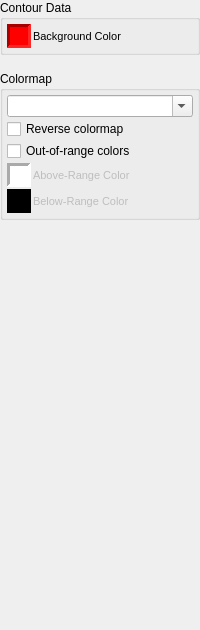
Before: the Qt Designer form src/zoo/ui/controlpane_visuals.ui in CMSM-VCU/zoo, drawn with Qt 5.
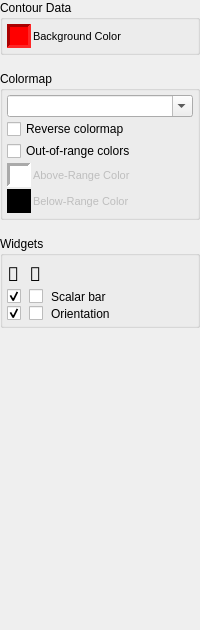
After: the same form once the commit is applied.

Commit message: Add show/hide toggle for widgets

What changed in the file:
```diff
--- a/src/zoo/ui/controlpane_visuals.ui
+++ b/src/zoo/ui/controlpane_visuals.ui
@@ -263,6 +263,148 @@
        </layout>
       </widget>
      </item>
+     <item>
+      <spacer name="verticalSpacer_8">
+       <property name="orientation">
+        <enum>Qt::Vertical</enum>
+       </property>
+       <property name="sizeType">
+        <enum>QSizePolicy::Maximum</enum>
+       </property>
+       <property name="sizeHint" stdset="0">
+        <size>
+         <width>20</width>
+         <height>10</height>
+        </size>
+       </property>
+      </spacer>
+     </item>
+     <item>
+      <widget class="QGroupBox" name="widgetsGroup">
+       <property name="enabled">
+        <bool>true</bool>
+       </property>
+       <property name="title">
+        <string>Widgets</string>
+       </property>
+       <layout class="QVBoxLayout" name="verticalLayout_6">
+        <property name="spacing">
+         <number>2</number>
+        </property>
+        <property name="leftMargin">
+         <number>4</number>
+        </property>
+        <property name="topMargin">
+         <number>4</number>
+        </property>
+        <property name="rightMargin">
+         <number>4</number>
+        </property>
+        <property name="bottomMargin">
+         <number>4</number>
+        </property>
+        <item>
+         <layout class="QGridLayout" name="gridLayout_2">
+          <property name="horizontalSpacing">
+           <number>8</number>
+          </property>
+          <item row="0" column="0">
+           <widget class="QLabel" name="eyeLabel">
+            <property name="sizePolicy">
+             <sizepolicy hsizetype="Maximum" vsizetype="Preferred">
+              <horstretch>0</horstretch>
+              <verstretch>0</verstretch>
+             </sizepolicy>
+            </property>
+            <property name="font">
+             <font>
+              <family>Segoe Fluent Icons</family>
+              <pointsize>14</pointsize>
+             </font>
+            </property>
+            <property name="text">
+             <string></string>
+            </property>
+            <property name="alignment">
+             <set>Qt::AlignCenter</set>
+            </property>
+           </widget>
+          </item>
+          <item row="2" column="2">
+           <widget class="QLabel" name="orientationLabel">
+            <property name="text">
+             <string>Orientation</string>
+            </property>
+           </widget>
+          </item>
+          <item row="1" column="0" alignment="Qt::AlignHCenter">
+           <widget class="QCheckBox" name="scalarbarvisCheckBox">
+            <property name="text">
+             <string/>
+            </property>
+            <property name="checked">
+             <bool>true</bool>
+            </property>
+           </widget>
+          </item>
+          <item row="1" column="1" alignment="Qt::AlignHCenter">
+           <widget class="QCheckBox" name="scalarbarmoveCheckBox">
+            <property name="text">
+             <string/>
+            </property>
+           </widget>
+          </item>
+          <item row="2" column="1" alignment="Qt::AlignHCenter">
+           <widget class="QCheckBox" name="orientationmoveCheckBox">
+            <property name="text">
+             <string/>
+            </property>
+           </widget>
+          </item>
+          <item row="2" column="0" alignment="Qt::AlignHCenter">
+           <widget class="QCheckBox" name="orientationvisCheckBox">
+            <property name="text">
+             <string/>
+            </property>
+            <property name="checked">
+             <bool>true</bool>
+            </property>
+           </widget>
+          </item>
+          <item row="1" column="2">
+           <widget class="QLabel" name="scalarbarLabel">
+            <property name="text">
+             <string>Scalar bar</string>
+            </property>
+           </widget>
+          </item>
+          <item row="0" column="1">
+           <widget class="QLabel" name="moveLabel">
+            <property name="sizePolicy">
+             <sizepolicy hsizetype="Maximum" vsizetype="Preferred">
+              <horstretch>0</horstretch>
+              <verstretch>0</verstretch>
+             </sizepolicy>
+            </property>
+            <property name="font">
+             <font>
+              <family>Segoe Fluent Icons</family>
+              <pointsize>14</pointsize>
+             </font>
+            </property>
+            <property name="text">
+             <string></string>
+            </property>
+            <property name="alignment">
+             <set>Qt::AlignCenter</set>
+            </property>
+           </widget>
+          </item>
+         </layout>
+        </item>
+       </layout>
+      </widget>
+     </item>
      <item>
       <spacer name="verticalSpacer">
        <property name="orientation">
```
The commit also changes 3 other files.
